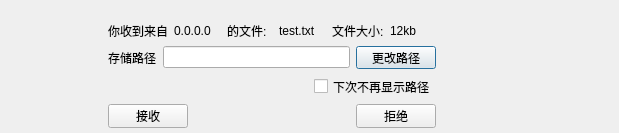
Old version of the form receivefile.ui in the repository shuzibanshou/feichuan.
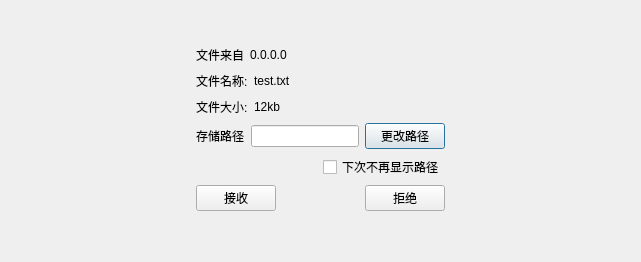
New version of the form.

```diff
--- a/receivefile.ui
+++ b/receivefile.ui
@@ -6,29 +6,74 @@
    <rect>
     <x>0</x>
     <y>0</y>
-    <width>619</width>
-    <height>133</height>
+    <width>641</width>
+    <height>262</height>
    </rect>
   </property>
   <property name="windowTitle">
    <string>有新文件</string>
   </property>
-  <widget class="QWidget" name="layoutWidget">
-   <property name="geometry">
-    <rect>
-     <x>108</x>
-     <y>22</y>
-     <width>328</width>
-     <height>106</height>
-    </rect>
-   </property>
+  <layout class="QGridLayout" name="gridLayout">
+   <item row="1" column="2">
+    <spacer name="horizontalSpacer_7">
+     <property name="orientation">
+      <enum>Qt::Horizontal</enum>
+     </property>
+     <property name="sizeHint" stdset="0">
+      <size>
+       <width>166</width>
+       <height>20</height>
+      </size>
+     </property>
+    </spacer>
+   </item>
+   <item row="0" column="1">
+    <spacer name="verticalSpacer">
+     <property name="orientation">
+      <enum>Qt::Vertical</enum>
+     </property>
+     <property name="sizeHint" stdset="0">
+      <size>
+       <width>20</width>
+       <height>16</height>
+      </size>
+     </property>
+    </spacer>
+   </item>
+   <item row="1" column="0">
+    <spacer name="horizontalSpacer_6">
+     <property name="orientation">
+      <enum>Qt::Horizontal</enum>
+     </property>
+     <property name="sizeHint" stdset="0">
+      <size>
+       <width>167</width>
+       <height>20</height>
+      </size>
+     </property>
+    </spacer>
+   </item>
+   <item row="2" column="1">
+    <spacer name="verticalSpacer_2">
+     <property name="orientation">
+      <enum>Qt::Vertical</enum>
+     </property>
+     <property name="sizeHint" stdset="0">
+      <size>
+       <width>20</width>
+       <height>40</height>
+      </size>
+     </property>
+    </spacer>
+   </item>
+   <item row="1" column="1">
    <layout class="QVBoxLayout" name="verticalLayout">
     <item>
      <layout class="QHBoxLayout" name="horizontalLayout">
       <item>
        <widget class="QLabel" name="label_2">
         <property name="text">
-         <string>你收到来自</string>
+          <string>文件来自</string>
         </property>
        </widget>
       </item>
@@ -40,9 +85,26 @@
        </widget>
       </item>
       <item>
-       <widget class="QLabel" name="label_4">
+        <spacer name="horizontalSpacer_5">
+         <property name="orientation">
+          <enum>Qt::Horizontal</enum>
+         </property>
+         <property name="sizeHint" stdset="0">
+          <size>
+           <width>40</width>
+           <height>20</height>
+          </size>
+         </property>
+        </spacer>
+       </item>
+      </layout>
+     </item>
+     <item>
+      <layout class="QHBoxLayout" name="horizontalLayout_5">
+       <item>
+        <widget class="QLabel" name="label_7">
         <property name="text">
-         <string>的文件:</string>
+          <string>文件名称:</string>
         </property>
        </widget>
       </item>
@@ -54,6 +116,23 @@
        </widget>
       </item>
       <item>
+        <spacer name="horizontalSpacer_2">
+         <property name="orientation">
+          <enum>Qt::Horizontal</enum>
+         </property>
+         <property name="sizeHint" stdset="0">
+          <size>
+           <width>40</width>
+           <height>20</height>
+          </size>
+         </property>
+        </spacer>
+       </item>
+      </layout>
+     </item>
+     <item>
+      <layout class="QHBoxLayout" name="horizontalLayout_6">
+       <item>
        <widget class="QLabel" name="label_6">
         <property name="text">
          <string>文件大小:</string>
@@ -67,6 +146,19 @@
         </property>
        </widget>
       </item>
+       <item>
+        <spacer name="horizontalSpacer_3">
+         <property name="orientation">
+          <enum>Qt::Horizontal</enum>
+         </property>
+         <property name="sizeHint" stdset="0">
+          <size>
+           <width>40</width>
+           <height>20</height>
+          </size>
+         </property>
+        </spacer>
+       </item>
      </layout>
     </item>
     <item>
@@ -150,7 +242,8 @@
      </layout>
     </item>
    </layout>
-  </widget>
+   </item>
+  </layout>
  </widget>
  <resources/>
  <connections/>
```
Left out of the diff: 2 changed lines with no effect on the pictures. Lines whose indentation alone changed are shown as unchanged.
